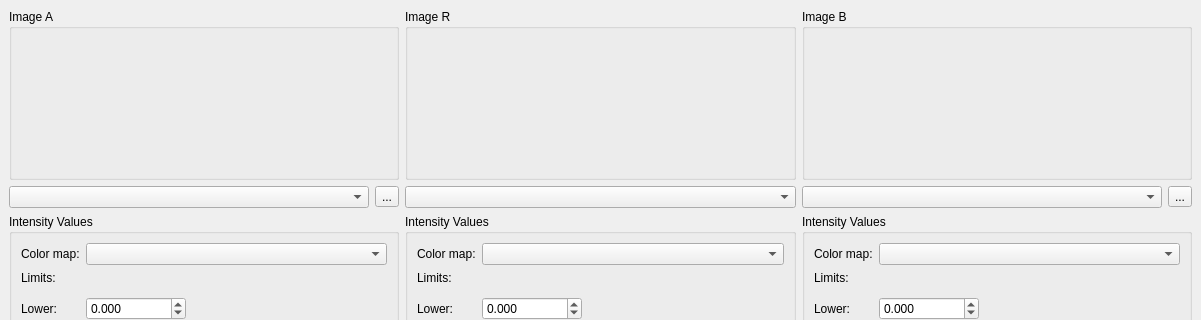
Before: the Qt Designer form ui_elements/MMExtract.ui in LabTelc/MMExtract, drawn with Qt 5; both pictures show x 0 to 1201 and y 0 to 320 of the 1201 by 737 pixel window.
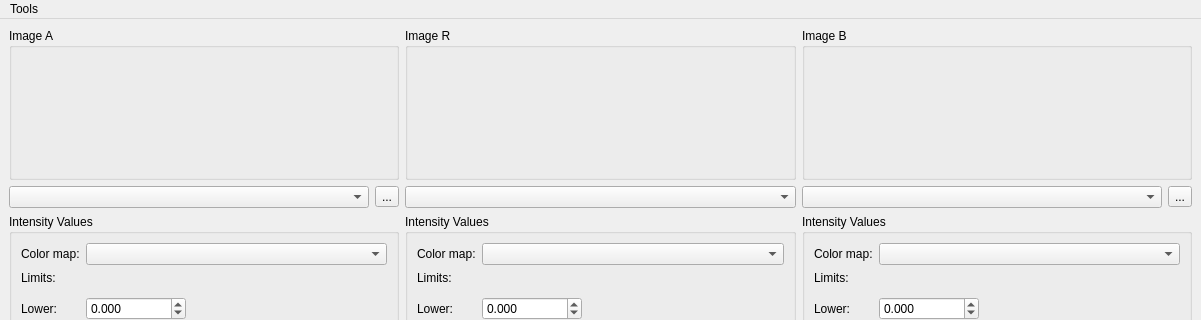
After: the same form once the commit is applied. Custom widgets are drawn as their Qt base class.

Patch:
```diff
--- a/ui_elements/MMExtract.ui
+++ b/ui_elements/MMExtract.ui
@@ -671,6 +671,13 @@
      <height>21</height>
     </rect>
    </property>
+   <widget class="QMenu" name="menu_tools">
+    <property name="title">
+     <string>Tools</string>
+    </property>
+    <addaction name="a_bp"/>
+   </widget>
+   <addaction name="menu_tools"/>
   </widget>
   <widget class="QStatusBar" name="statusbar"/>
  </widget>
```
Left out of the diff: 5 changed lines with no effect on the pictures.
